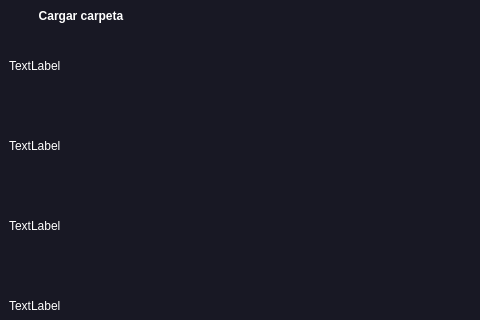
Qt form content/dicom_interfaz.ui (NicolasUdea/Info2_Taller4) before a commit; both pictures show x 0 to 480 and y 0 to 320 of the 583 by 432 pixel window.
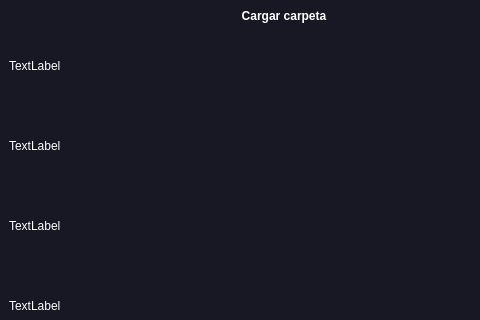
The same form after that commit.

```diff
--- a/content/dicom_interfaz.ui
+++ b/content/dicom_interfaz.ui
@@ -22,7 +22,7 @@
    <property name="styleSheet">
     <string notr="true">background-color: rgb(24, 24, 36);</string>
    </property>
-   <layout class="QHBoxLayout" name="horizontalLayout" stretch="4,10,2">
+   <layout class="QHBoxLayout" name="horizontalLayout" stretch="4,0,2">
     <property name="spacing">
      <number>0</number>
     </property>
@@ -111,11 +111,7 @@
      </widget>
     </item>
     <item>
-     <widget class="QLabel" name="dicom_img">
-      <property name="text">
-       <string/>
-      </property>
-     </widget>
+     <layout class="QHBoxLayout" name="dicom_img"/>
     </item>
     <item>
      <widget class="QSlider" name="verticalSlider">
```
